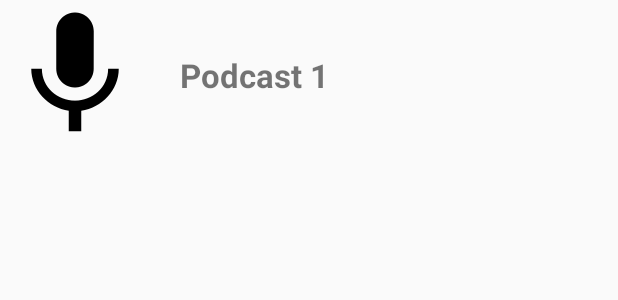
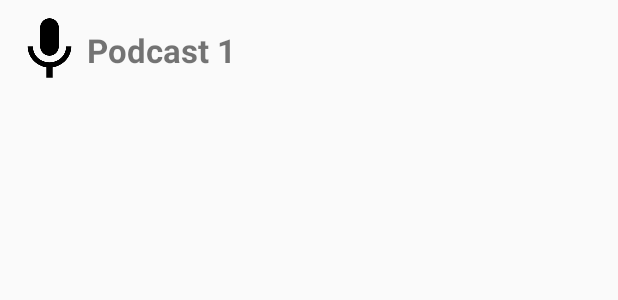
Before and after one commit to abdurahmanadilovic/podcast-guru, an Android app: the layout podcast_row.xml on its own in the app's theme, with its tools: preview values and no code run, on a phone screen of 412 x 824 dp. Shown: the top 300 px of the screen. Run offline under Robolectric (Android 15) with nearby library versions, the phone set to English and light mode, and no system bars.

Commit message:
add newest category, ui improvements for podcast list

```diff
--- a/app/src/main/res/layout/podcast_row.xml
+++ b/app/src/main/res/layout/podcast_row.xml
@@ -4,12 +4,13 @@
     xmlns:tools="http://schemas.android.com/tools"
     android:id="@+id/podcast_root"
     android:layout_width="match_parent"
-    android:layout_height="wrap_content">
+    android:layout_height="wrap_content"
+    android:padding="8dp">
 
     <ImageView
         android:id="@+id/podcast_image"
-        android:layout_width="100dp"
-        android:layout_height="100dp"
+        android:layout_width="50dp"
+        android:layout_height="50dp"
         android:src="@drawable/ic_mic_black_24dp"
         app:layout_constraintLeft_toLeftOf="parent"
         app:layout_constraintTop_toTopOf="parent" />
@@ -18,7 +19,6 @@
         android:id="@+id/podcast_title"
         android:layout_width="0dp"
         android:layout_height="wrap_content"
-        android:layout_marginStart="20dp"
         android:textSize="22sp"
         android:textStyle="bold"
         app:layout_constraintBottom_toBottomOf="@id/podcast_image"
```
Also changed, not shown: app/src/main/java/ba/codingstoic/MainFragment.kt (+9 -3 lines), app/src/main/java/ba/codingstoic/podcast/PodcastRepository.kt (+8 -1 lines), app/src/main/java/ba/codingstoic/podcast/PodcastsViewModel.kt (+7 -3 lines), app/src/main/res/layout/podcast_section_header.xml (+1 -9 lines).
